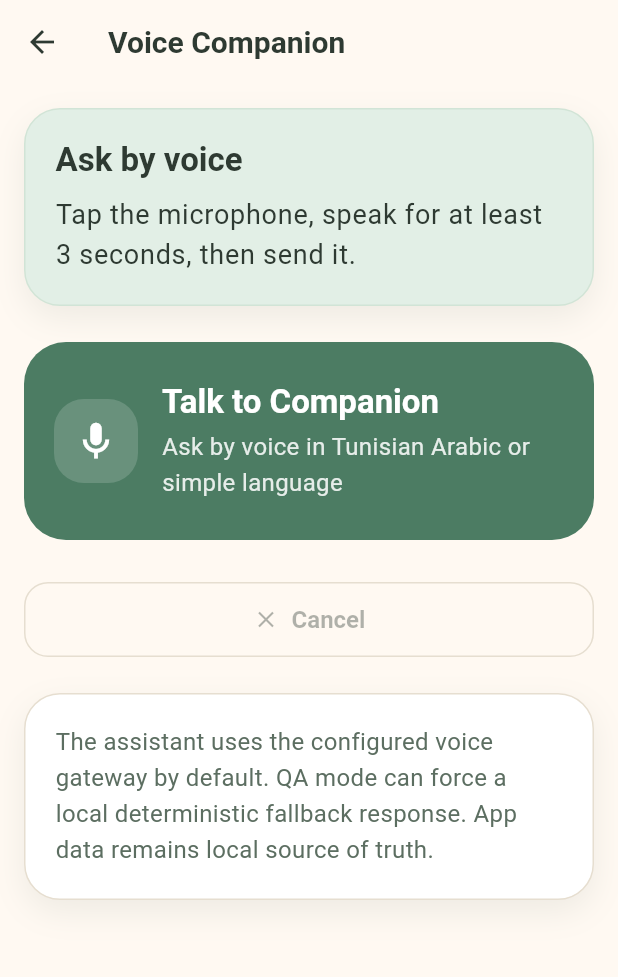
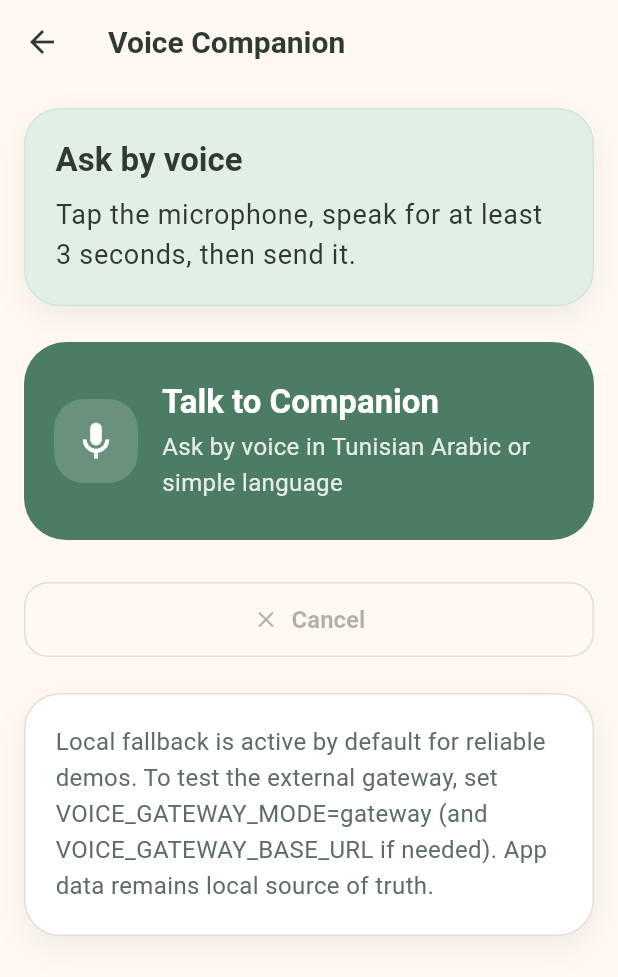
Before and after one commit to Rami-Troudi/Hackathon-TBS, a Flutter app: the screen it shows after launch, after a tap on "Continue as Senior", after a tap on "Alice Ben Salem", after a tap on "Talk to Companion", on a phone screen of 412 x 824 dp. Shown: the top 977 px of the screen. Run offline on Flutter 3.47's test engine with Material 3 defaults, Android fonts, the phone set to English and light mode, and no system bars; our stand-ins replace dio, flutter_local_notifications, flutter_riverpod, go_router, hive, hive_flutter and 3 more; missing offline and left inert: record; accounts and stored records are empty.

Commit message:
default voice mode to local fallback
- make local fallback the default voice gateway mode

- clarify companion UX messaging for gateway opt-in

- update setup/readme commands for explicit gateway testing

Co-authored-by: Copilot <223556219+Copilot@users.noreply.github.com>

```diff
--- a/lib/core/config/app_config.dart
+++ b/lib/core/config/app_config.dart
@@ -54,7 +54,7 @@ class AppConfig {
       voiceGatewayMode: VoiceGatewayMode.fromRaw(
         const String.fromEnvironment(
           'VOICE_GATEWAY_MODE',
-          defaultValue: 'gateway',
+          defaultValue: 'local_fallback',
         ),
       ),
     );
--- a/lib/features/companion/senior_companion_providers.dart
+++ b/lib/features/companion/senior_companion_providers.dart
@@ -87,7 +87,7 @@ class SeniorCompanionController extends StateNotifier<SeniorCompanionState> {
       state = state.copyWith(
         status: VoiceInteractionStatus.unavailable,
         errorMessage:
-            'Voice gateway is not configured. Set VOICE_GATEWAY_BASE_URL or VOICE_GATEWAY_MODE=local_fallback.',
+            'Voice gateway is not configured. Local fallback runs by default. To test the external gateway, set VOICE_GATEWAY_MODE=gateway and VOICE_GATEWAY_BASE_URL.',
       );
       return;
     }
--- a/lib/features/companion/senior_companion_screen.dart
+++ b/lib/features/companion/senior_companion_screen.dart
@@ -90,7 +90,7 @@ class SeniorCompanionScreen extends ConsumerWidget {
           Gaps.v24,
           const AppCard(
             child: Text(
-              'The assistant uses the configured voice gateway by default. QA mode can force a local deterministic fallback response. App data remains local source of truth.',
+              'Local fallback is active by default for reliable demos. To test the external gateway, set VOICE_GATEWAY_MODE=gateway (and VOICE_GATEWAY_BASE_URL if needed). App data remains local source of truth.',
             ),
           ),
         ],
@@ -119,7 +119,7 @@ class SeniorCompanionScreen extends ConsumerWidget {
         'Your question is being processed by the voice assistant.',
       VoiceInteractionStatus.playing => 'Playing the assistant response.',
       VoiceInteractionStatus.unavailable =>
-        'Configure VOICE_GATEWAY_BASE_URL or use VOICE_GATEWAY_MODE=local_fallback for QA-only local roundtrip tests.',
+        'Local fallback is the default mode. To use the external gateway, set VOICE_GATEWAY_MODE=gateway and configure VOICE_GATEWAY_BASE_URL.',
       VoiceInteractionStatus.error =>
         'Check microphone permission, network access, or gateway availability.',
     };
```
Also changed, not shown: 2 other files.
